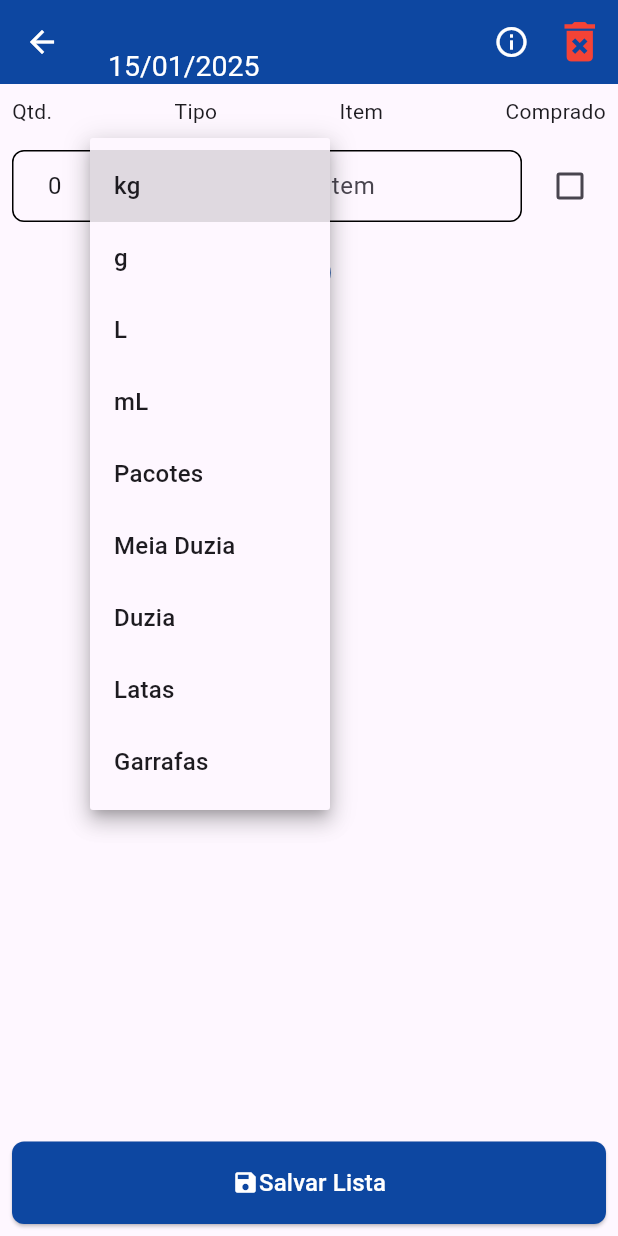
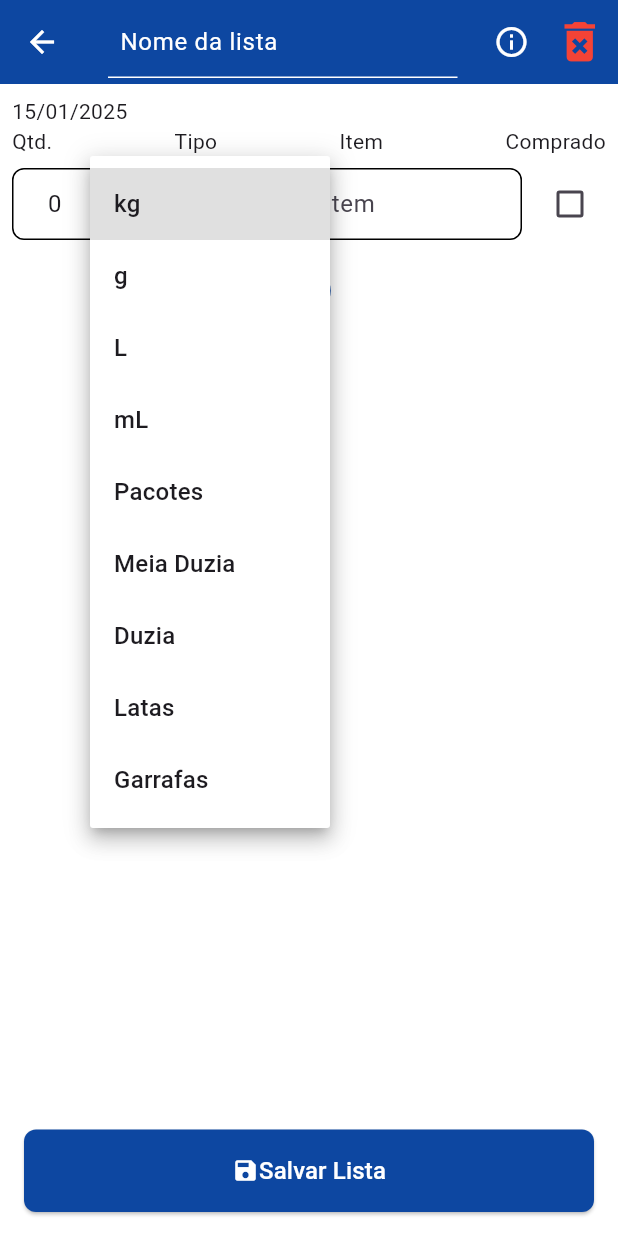
Before and after one commit to GUIBATISTA16/Shopping_list, a Flutter app: the EditLista screen opened directly with empty values, after a tap on the "add circle outline" icon, after a tap on "kg", on a phone screen of 412 x 824 dp. Run offline on Flutter 3.47's test engine with Material 3 defaults, Android fonts, the phone set to English and light mode, and no system bars; our stand-ins replace firebase_auth, firebase_core, firebase_database, flutter_riverpod, flutter_signin_button, flutter_spinkit and 2 more; accounts and stored records are empty.

Commit message:
Comments and some fixes and changes

```diff
--- a/lib/globais/functionsglobal.dart
+++ b/lib/globais/functionsglobal.dart
@@ -1,7 +1,7 @@
 import 'package:flutter/material.dart';
 import 'colorsglobal.dart';
 
-void showCustomSnackBar(BuildContext context, String text) {
+void showCustomSnackBar(BuildContext context, String text) {//notificação in-app customizavel
   final snackBar = SnackBar(
     content: Container(
       padding: const EdgeInsets.symmetric(horizontal: 20.0, vertical: 10.0),
--- a/lib/models/item.dart
+++ b/lib/models/item.dart
@@ -10,7 +10,7 @@ class Item {
 
   Item({required this.nome,required this.tipo,required this.quantidade,required this.comprado});
 
-  Map<String, dynamic> toJson() {
+  Map<String, dynamic> toJson() {//converter para JSON
     return {
       'nome': nome,
       'tipo': tipo,
@@ -19,7 +19,7 @@ class Item {
     };
   }
 
-  factory Item.fromJson(Map<dynamic, dynamic> json) {
+  factory Item.fromJson(Map<dynamic, dynamic> json) {//converter de JSON
     return Item(
       nome: json['nome'] as String,
       tipo: json['tipo'] as String,
@@ -28,7 +28,7 @@ class Item {
     );
   }
 
-  Item copy() {
+  Item copy() {//gerar uma "deep copy"
     return Item(
       nome: nome,
       tipo: tipo,
--- a/lib/models/listadecompras.dart
+++ b/lib/models/listadecompras.dart
@@ -14,7 +14,7 @@ class ListaDeCompras {
 
   ListaDeCompras({required this.id ,required this.nome,required this.createdDate,required this.listItems}) : itensPorComprar = calculateItensPorComprar(listItems);
 
-  static int calculateItensPorComprar(List<Item> listItems){
+  static int calculateItensPorComprar(List<Item> listItems){// calcular Itens por comprar
     int itensPorComprar = 0;
     for(Item item in listItems){
       if(!item.comprado){
@@ -24,7 +24,7 @@ class ListaDeCompras {
     return itensPorComprar;
   }
 
-  Map<String, dynamic> toJson() {
+  Map<String, dynamic> toJson() {//converter para JSON
     return {
       'nome': nome,
       'createdDate': createdDate.toIso8601String(),
@@ -32,7 +32,7 @@ class ListaDeCompras {
     };
   }
 
-  factory ListaDeCompras.fromJson(MapEntry<dynamic, dynamic> entry) {
+  factory ListaDeCompras.fromJson(MapEntry<dynamic, dynamic> entry) {//coverter de JSON
     final listaData = entry.value as Map<dynamic, dynamic>;
     final listItems = (listaData['listItems'] as List<dynamic>)
         .map((itemData) => Item.fromJson(itemData))
@@ -45,7 +45,7 @@ class ListaDeCompras {
     );
   }
 
-  ListaDeCompras copy() {
+  ListaDeCompras copy() {//gerar uma "deep copy"
     return ListaDeCompras(
       id: id,
       nome: nome,
--- a/lib/screens/editlist.dart
+++ b/lib/screens/editlist.dart
@@ -4,12 +4,14 @@ import 'package:flutter_riverpod/flutter_riverpod.dart';
 import 'package:intl/intl.dart';
 import 'package:shopping_list/globais/colorsglobal.dart';
 import 'package:shopping_list/globais/functionsglobal.dart';
+import 'package:shopping_list/globais/validator.dart';
 import 'package:shopping_list/models/item.dart';
 import 'package:shopping_list/models/listadecompras.dart';
 import 'package:shopping_list/screens/homepage.dart';
 import 'package:shopping_list/service/database.dart';
 
 import '../riverpod/loggeduserprovider.dart';
+import '../riverpod/selectedlistprovider.dart';
 import '../widget/standalonewidgets/backbutton.dart';
 import '../widget/standalonewidgets/textoprincipal.dart';
 
@@ -23,11 +25,12 @@ class EditLista extends ConsumerStatefulWidget {
 
 class _EditListaState extends ConsumerState<EditLista> {
 
-
+  final _nomeListaController = TextEditingController();
   final List<TextEditingController> _quantityControllers = [];
   final List<TextEditingController> _nameControllers = [];
   final List<String> tipo = ["kg", "g", "L", "mL", "Pacotes", "Meia Duzia", "Duzia", "Latas", "Garrafas"];
   final ScrollController _scrollController = ScrollController();
+  final _formKey = GlobalKey<FormState>();
 
   late ListaDeCompras listaAAlterar;
 
@@ -35,7 +38,8 @@ class _EditListaState extends ConsumerState<EditLista> {
   void initState() {
     super.initState();
     listaAAlterar = widget.listaDeCompras.copy();
-    for (Item item in widget.listaDeCompras.listItems) {
+    _nomeListaController.text = listaAAlterar.nome;
+    for (Item item in widget.listaDeCompras.listItems) {//gera os controlladores para cada item
       _quantityControllers.add(TextEditingController(text: item.quantidade.toString()));
       _nameControllers.add(TextEditingController(text: item.nome));
     }
@@ -49,11 +53,12 @@ class _EditListaState extends ConsumerState<EditLista> {
     for (var controller in _nameControllers) {
       controller.dispose();
     }
+    _nomeListaController.dispose();
     _scrollController.dispose();
     super.dispose();
   }
 
-  void _addItem(ListaDeCompras lista) {
+  void _addItem(ListaDeCompras lista) {//adiciona um item á lista e os seus controladores
     setState(() {
       Item item = Item(nome: "", tipo: "kg", quantidade: 0, comprado: false);
       lista.listItems.add(item);
@@ -62,7 +67,7 @@ class _EditListaState extends ConsumerState<EditLista> {
       _nameControllers.add(TextEditingController(text: ""));
     });
 
-    WidgetsBinding.instance.addPostFrameCallback((_) {
+    WidgetsBinding.instance.addPostFrameCallback((_) {//caso o botão fique escondido ao adicionar um item volta a mostrar o botão
       _scrollController.animateTo(
         _scrollController.position.maxScrollExtent,
         duration: const Duration(milliseconds: 300),
@@ -71,7 +76,7 @@ class _EditListaState extends ConsumerState<EditLista> {
     });
   }
 
-  void _removeItem(int index, ListaDeCompras lista) {
+  void _removeItem(int index, ListaDeCompras lista) {//remove um item da lista e os seus controladores
     setState(() {
       lista.listItems.removeAt(index);
       _quantityControllers[index].dispose();
@@ -84,6 +89,7 @@ class _EditListaState extends ConsumerState<EditLista> {
   @override
   Widget build(BuildContext context) {
     String formattedDate = DateFormat('dd/MM/yyyy').format(listaAAlterar.createdDate);
+    final selectedList = ref.watch(selectedListaNotifierProvider);
     final uid = ref.watch(userUidProvider);
     return Scaffold(
       appBar: AppBar(
@@ -100,27 +106,63 @@ class _EditListaState extends ConsumerState<EditLista> {
           ),
           IconButton(
             onPressed: () async {
-              await Database.removeLista(listaAAlterar.id,uid!);
+              await Database.removeLista(listaAAlterar.id,uid!);//remove da BD
+              if(selectedList?.id == listaAAlterar.id){//caso a lista selecionada seja eliminada
+                ref.read(selectedListaNotifierProvider.notifier).selectLista(null);//tira a lista selecionada
+              }
               Navigator.pop(context);
             },
             icon: Icon(Icons.delete_forever, color: Colors.red, size: 35,)
           ),
         ],
-        title: Column(
-          crossAxisAlignment: CrossAxisAlignment.start,
-          children: [
-            TextoPrincipal(text: listaAAlterar.nome,fontSize: 24,),
-            TextoPrincipal(text: formattedDate, fontSize: 19,)
-          ],
+        title: Form(
+          key: _formKey,
+          child: TextFormField(
+            validator: (value) {
+              if(value!.isEmpty){
+                return '';
+              }
+              return null;
+            },
+            textCapitalization: TextCapitalization.sentences,
+            controller: _nomeListaController,
+            style: TextStyle(color: textoPrincipal),
+            decoration: InputDecoration(
+              hintText: "Nome da lista",
+              border: UnderlineInputBorder(
+                borderSide: BorderSide(
+                  color: textoPrincipal
+                )
+              ),
+              focusedBorder: UnderlineInputBorder(
+                  borderSide: BorderSide(
+                      color: textoPrincipal
+                  )
+              ),
+              enabledBorder: UnderlineInputBorder(
+                  borderSide: BorderSide(
+                      color: textoPrincipal
+                  )
+              ),
+              hintStyle: TextStyle(color: textoPrincipal),
+              contentPadding: const EdgeInsets.symmetric(vertical: 4, horizontal: 8),
+            ),
+            onChanged: (val){
+              listaAAlterar.nome = val;
+            },
+          ),
         ),
         backgroundColor: principal,
       ),
-      body: Column(
+      backgroundColor: fundoMenus,
+      body: Padding(
+        padding: const EdgeInsets.all(8.0),
+        child: Column(
           mainAxisSize: MainAxisSize.min,
+          crossAxisAlignment: CrossAxisAlignment.start,
           children: [
-          Padding(
-            padding: const EdgeInsets.all(8.0),
-            child: Row(
+            Text(formattedDate,),
+            Row(
               mainAxisAlignment: MainAxisAlignment.spaceBetween,
               children: [
                 Text('Qtd.'),
@@ -128,7 +170,6 @@ class _EditListaState extends ConsumerState<EditLista> {
                 Text('Item'),
                 Text('Comprado')
               ],
-            ),
             ),
             Expanded(
               child: SingleChildScrollView(
@@ -152,7 +193,7 @@ class _EditListaState extends ConsumerState<EditLista> {
                             });
                           },
                           child: Padding(
-                          padding: const EdgeInsets.all(8.0),
+                            padding: const EdgeInsets.symmetric(vertical: 8.0),
                             child: Row(
                               children: [
                                 SizedBox(
@@ -201,6 +242,7 @@ class _EditListaState extends ConsumerState<EditLista> {
                                       ),
                                       contentPadding: const EdgeInsets.symmetric(horizontal: 4),
                                     ),
+                                    dropdownColor: fundoMenus,
                                     onChanged: (value) {
                                       setState(() {
                                         listaAAlterar.listItems[index].tipo = value!;
@@ -217,6 +259,7 @@ class _EditListaState extends ConsumerState<EditLista> {
                                 const SizedBox(width: 8),
                                 Expanded(
                                   child: TextFormField(
+                                    textCapitalization: TextCapitalization.sentences,
                                     controller: _nameControllers[index],
                                     decoration: InputDecoration(
                                       hintText: "Item",
@@ -270,19 +313,21 @@ class _EditListaState extends ConsumerState<EditLista> {
               padding: const EdgeInsets.all(8.0),
               child: ElevatedButton(
                 onPressed: () async {
+                  if(_formKey.currentState!.validate()){
                     ListaDeCompras lista = listaAAlterar;
-                lista.listItems.removeWhere((item) => (item.quantidade <= 0));
-                lista.listItems.removeWhere((item) => (item.nome.trim() == ""));
-                if(lista.listItems.isEmpty){
+                    lista.listItems.removeWhere((item) => (item.quantidade <= 0));//remove itens incompletos
+                    lista.listItems.removeWhere((item) => (item.nome.trim() == ""));//remove itens incompletos
+                    if(lista.listItems.isEmpty){//elimina automaticamente a lista caso não tenha itens
                       showCustomSnackBar(context, 'Lista Sem Itens');
                       await Database.removeLista(listaAAlterar.id,uid!);
                       Navigator.pop(context);
                       return;
                     }
                     print(lista);
-                await Database.addLista(lista,uid!);
+                    await Database.addLista(lista,uid!);//guarda na BD
                     showCustomSnackBar(context, 'Lista Guardada');
                     Navigator.pop(context);
+                  }
                 },
                 style: ElevatedButton.styleFrom(
                   backgroundColor: principal,
@@ -305,6 +350,7 @@ class _EditListaState extends ConsumerState<EditLista> {
             ),
           ],
         ),
+      ),
     );
   }
 }
--- a/lib/screens/homepage.dart
+++ b/lib/screens/homepage.dart
@@ -97,7 +97,7 @@ class HomePageState extends ConsumerState<HomePage> with AutomaticKeepAliveClien
                       Navigator.of(context).pushReplacement(
                         MaterialPageRoute(
                           builder: (context) => EditLista(
-                            listaDeCompras: ListaDeCompras(
+                            listaDeCompras: ListaDeCompras(//cria nova lista
                               id: UuidV8().generate(),
                               nome: listName,
                               createdDate: DateTime.now(),
@@ -178,7 +178,7 @@ class HomePageState extends ConsumerState<HomePage> with AutomaticKeepAliveClien
         Expanded(
           child: Container(
             color: fundoMenus,
-            child: listasDeListasDeCompras.when(
+            child: listasDeListasDeCompras.when(//stream de listas
               data: (list) {
                 if (list.isEmpty) {
                   return const Center(child: Text('Nenhuma Lista'));
--- a/lib/screens/viewlist.dart
+++ b/lib/screens/viewlist.dart
@@ -21,14 +21,14 @@ class ViewListaDeCompras extends ConsumerStatefulWidget {
 class ViewListaDeComprasState extends ConsumerState<ViewListaDeCompras> {
   @override
   Widget build(BuildContext context) {
-    final selectedList = ref.watch(selectedListaNotifierProvider);
-    final uid = ref.watch(userUidProvider);
+    final selectedList = ref.watch(selectedListaNotifierProvider);//provider da lista selecionada
+    final uid = ref.watch(userUidProvider);//provider do uid
     String formattedDate = DateFormat('dd/MM/yyyy').format(selectedList!.createdDate);
     return Scaffold(
       appBar: AppBar(
         leading: BackButton(
           onPressed: (){
-            widget.pageController.animateToPage(
+            widget.pageController.animateToPage(//volta para a página anterior
               0,
               duration: const Duration(milliseconds: 300),
               curve: Curves.easeInOut,
--- a/lib/widget/item/listadecomprasitem.dart
+++ b/lib/widget/item/listadecomprasitem.dart
@@ -33,15 +33,6 @@ class _ListadecomprasitemState extends ConsumerState<ListadDeComprasItem> {
     final uid = ref.watch(userUidProvider);
     return Padding(
       padding: const EdgeInsets.all(8.0),
-      child: InkWell(
-        onTap: (){
-          ref.read(selectedListaNotifierProvider.notifier).selectLista(widget.lista);
-          widget.pageController.animateToPage(
-            1,
-            duration: const Duration(milliseconds: 300),
-            curve: Curves.easeInOut,
-          );
-        },
       child: Dismissible(
         key: Key(widget.lista.hashCode.toString()),
         background: Container(
@@ -65,8 +56,8 @@ class _ListadecomprasitemState extends ConsumerState<ListadDeComprasItem> {
           ),
         ),
         confirmDismiss: (direction) async{
-            if(direction == DismissDirection.endToStart){//esquerda
-              bool? confirm = await showDialog(
+          if(direction == DismissDirection.endToStart){//esquerda //deslizar para a esquerda para eliminar lista
+            bool? confirm = await showDialog(//confirmar eliminação
               context: context,
               builder: (context) => AlertDialog(
                 backgroundColor: fundoMenus,
@@ -90,17 +81,17 @@ class _ListadecomprasitemState extends ConsumerState<ListadDeComprasItem> {
             );
 
             if (confirm == true) {
-                if(selectedList == widget.lista){
-                  ref.read(selectedListaNotifierProvider.notifier).selectLista(null);
+              if(selectedList?.id == widget.lista.id){//caso a lista selecionada seja eliminada
+                ref.read(selectedListaNotifierProvider.notifier).selectLista(null);//tira a lista selecionada
               }
               showCustomSnackBar(context, 'Lista ${widget.lista.nome} removido');
-                Database.removeLista(widget.lista.id,uid!);
+              Database.removeLista(widget.lista.id,uid!);//remove
               return true;
             } else {
               return false;
             }
           }
-            else if(direction == DismissDirection.startToEnd){//direita
+          else if(direction == DismissDirection.startToEnd){//direita //deslizar para a direita para selecionar lista
             ref.read(selectedListaNotifierProvider.notifier).selectLista(widget.lista);
             widget.pageController.animateToPage(
               1,
@@ -109,6 +100,15 @@ class _ListadecomprasitemState extends ConsumerState<ListadDeComprasItem> {
             );
             return false;
           }
+        },
+        child: InkWell(
+          onTap: (){
+            ref.read(selectedListaNotifierProvider.notifier).selectLista(widget.lista);//seleciona a lista
+            widget.pageController.animateToPage(//vai para a página de ver a lista
+              1,
+              duration: const Duration(milliseconds: 300),
+              curve: Curves.easeInOut,
+            );
           },
           child: Card(
             color: Colors.white,
```
Also changed, not shown: lib/screens/login.dart (+19 -19 lines), lib/screens/register_page.dart (+5 -9 lines), lib/service/auth.dart (+7 -7 lines), lib/service/database.dart (+5 -5 lines), lib/widget/home/wrapperhome.dart (+4 -3 lines). Lines whose indentation alone changed are shown as unchanged.
